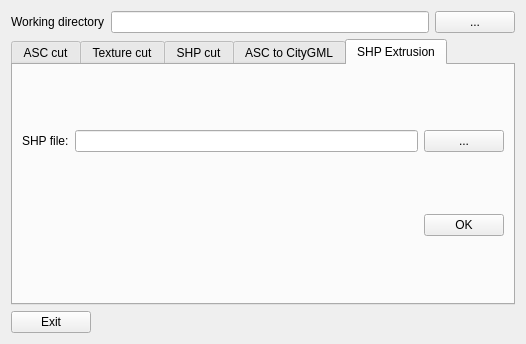
Qt form src/plugins/CityGMLFloodARQtPlugin/Dialogs/dialogFloodAR.ui (VCityTeam/3DUSE) before a commit.
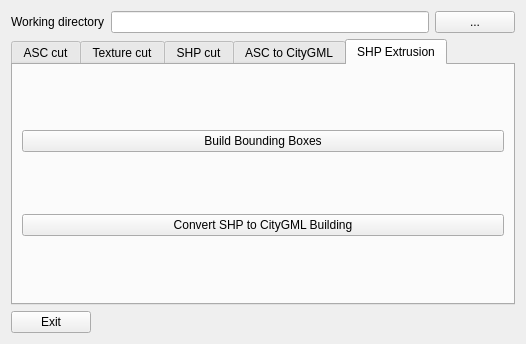
The same form after that commit. The open tabs and pages were chosen to show the change.

Patch:
```diff
--- a/src/plugins/CityGMLFloodARQtPlugin/Dialogs/dialogFloodAR.ui
+++ b/src/plugins/CityGMLFloodARQtPlugin/Dialogs/dialogFloodAR.ui
@@ -417,30 +417,16 @@
       </attribute>
       <layout class="QVBoxLayout" name="verticalLayout_3">
        <item>
-        <layout class="QHBoxLayout" name="horizontalLayout_9">
-         <item>
-          <widget class="QLabel" name="label_15">
-           <property name="text">
-            <string>SHP file:</string>
-           </property>
-          </widget>
-         </item>
-         <item>
-          <widget class="QLineEdit" name="lineEdit_ShpExt_in"/>
-         </item>
-         <item>
-          <widget class="QPushButton" name="btn_ShpExt_in">
-           <property name="text">
-            <string>...</string>
-           </property>
-          </widget>
-         </item>
-        </layout>
+        <widget class="QPushButton" name="btn_ShpExt_buildAABB">
+         <property name="text">
+          <string>Build Bounding Boxes</string>
+         </property>
+        </widget>
        </item>
-       <item alignment="Qt::AlignRight">
+       <item>
         <widget class="QPushButton" name="btn_ShpExt_exec">
          <property name="text">
-          <string>OK</string>
+          <string>Convert SHP to CityGML Building</string>
          </property>
         </widget>
        </item>
```
Left out of the diff: 16 changed lines with no effect on the pictures.
